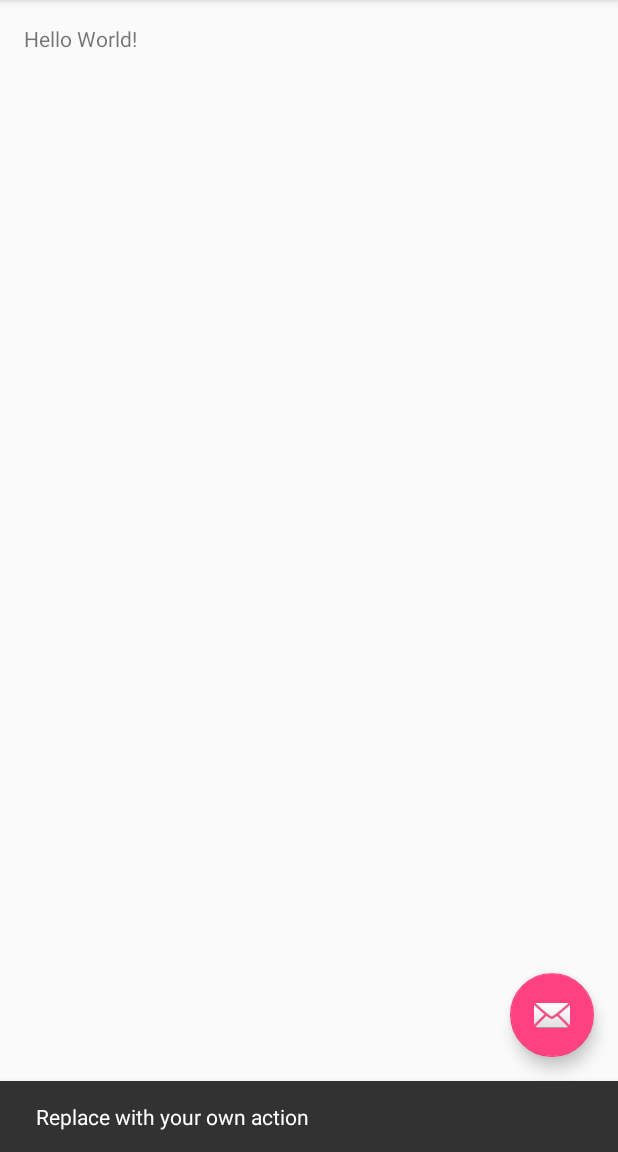
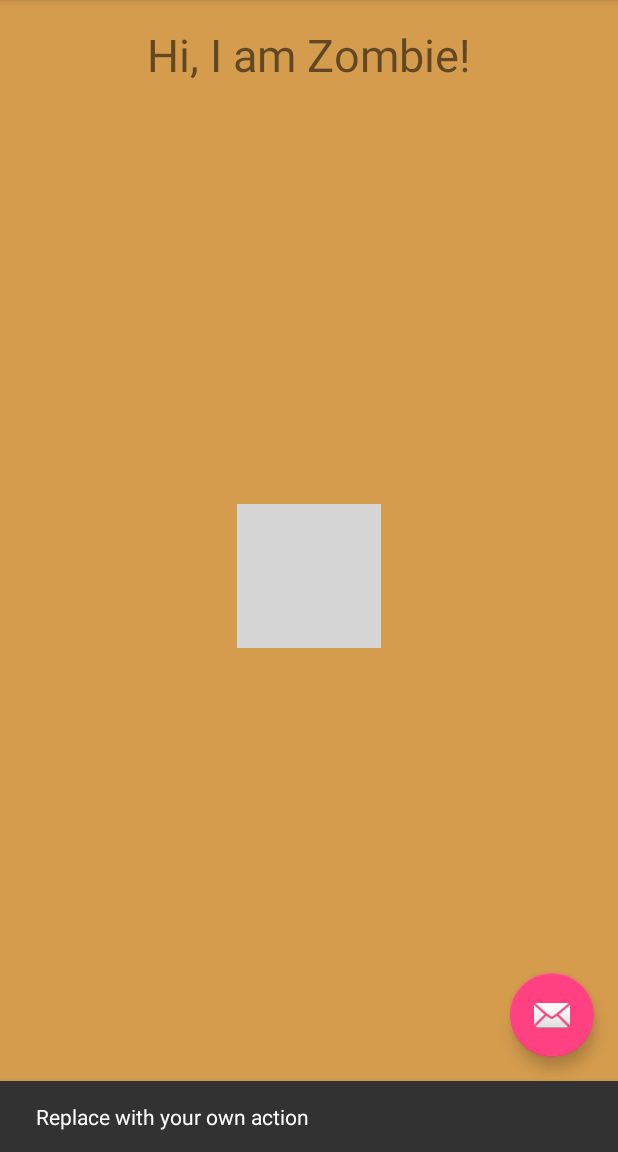
Before and after one commit to quanhm94/MyApplication, an Android app: the screen it shows after launch (MainActivity), after a tap on an icon or button, on a phone screen of 412 x 824 dp, the part 84-1236 px from its top. Run offline under Robolectric (Android 15) with nearby library versions, the phone set to English and light mode, and no system bars; grey boxes are pictures that could not be loaded.

```diff
--- a/app/src/main/res/layout/content_main.xml
+++ b/app/src/main/res/layout/content_main.xml
@@ -10,10 +10,24 @@
     android:paddingTop="@dimen/activity_vertical_margin"
     app:layout_behavior="@string/appbar_scrolling_view_behavior"
     tools:context="com.example.quanh.myapplication.MainActivity"
-    tools:showIn="@layout/activity_main">
+    tools:showIn="@layout/activity_main"
+    android:background="#d59c4e">
 
     <TextView
         android:layout_width="wrap_content"
         android:layout_height="wrap_content"
-        android:text="Hello World!" />
+        android:text="Hi, I am Zombie!"
+        android:id="@+id/textView"
+        android:layout_alignParentTop="true"
+        android:layout_centerHorizontal="true"
+        android:textSize="30dp" />
+
+    <ImageButton
+        android:layout_width="wrap_content"
+        android:layout_height="wrap_content"
+        android:id="@+id/imageButton"
+        android:background="@mipmap/newspaper_zombie"
+        android:layout_centerVertical="true"
+        android:layout_centerHorizontal="true" />
+
 </RelativeLayout>
```
Also changed, not shown: app/src/main/ic_launcher-web.png (added), app/src/main/res/mipmap-hdpi/ic_launcher.png, app/src/main/res/mipmap-mdpi/ic_launcher.png, app/src/main/res/mipmap-xhdpi/ic_launcher.png, app/src/main/res/mipmap-xxhdpi/ic_launcher.png, app/src/main/res/mipmap-xxxhdpi/ic_launcher.png.
